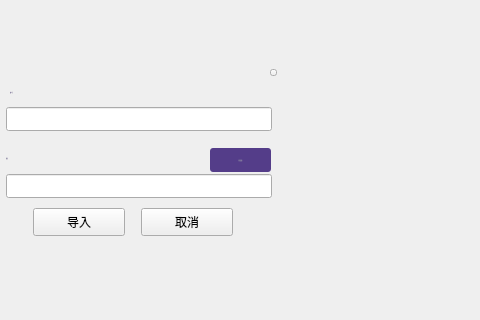
This is LNKWallet/importdialog.ui in HcashOrg/hx-indicator as Qt 5 draws it before an edit; both pictures show x 350 to 830 and y 89 to 409 of the 960 by 543 pixel window. The edited form follows.
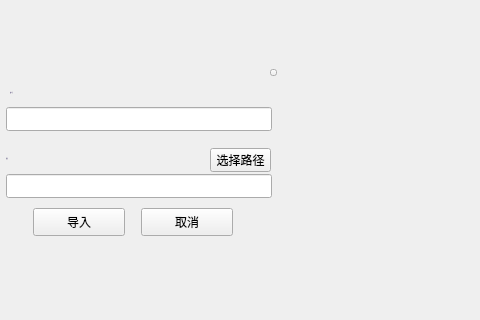
This is the edited form.

Diff of the .ui file:
```diff
--- a/LNKWallet/importdialog.ui
+++ b/LNKWallet/importdialog.ui
@@ -126,7 +126,6 @@
      <property name="font">
       <font>
        <family>微软雅黑</family>
-       <pointsize>-1</pointsize>
        <weight>50</weight>
        <italic>false</italic>
        <bold>false</bold>
@@ -139,7 +138,7 @@
       <enum>Qt::NoFocus</enum>
      </property>
      <property name="styleSheet">
-      <string notr="true">QToolButton{color: rgb(137,129, 161);font: 11px &quot;微软雅黑&quot;;background-color: rgb(84,61,137);border:0px solid white;border-radius:3px;}</string>
+      <string notr="true"/>
      </property>
      <property name="text">
       <string>选择路径</string>
```
